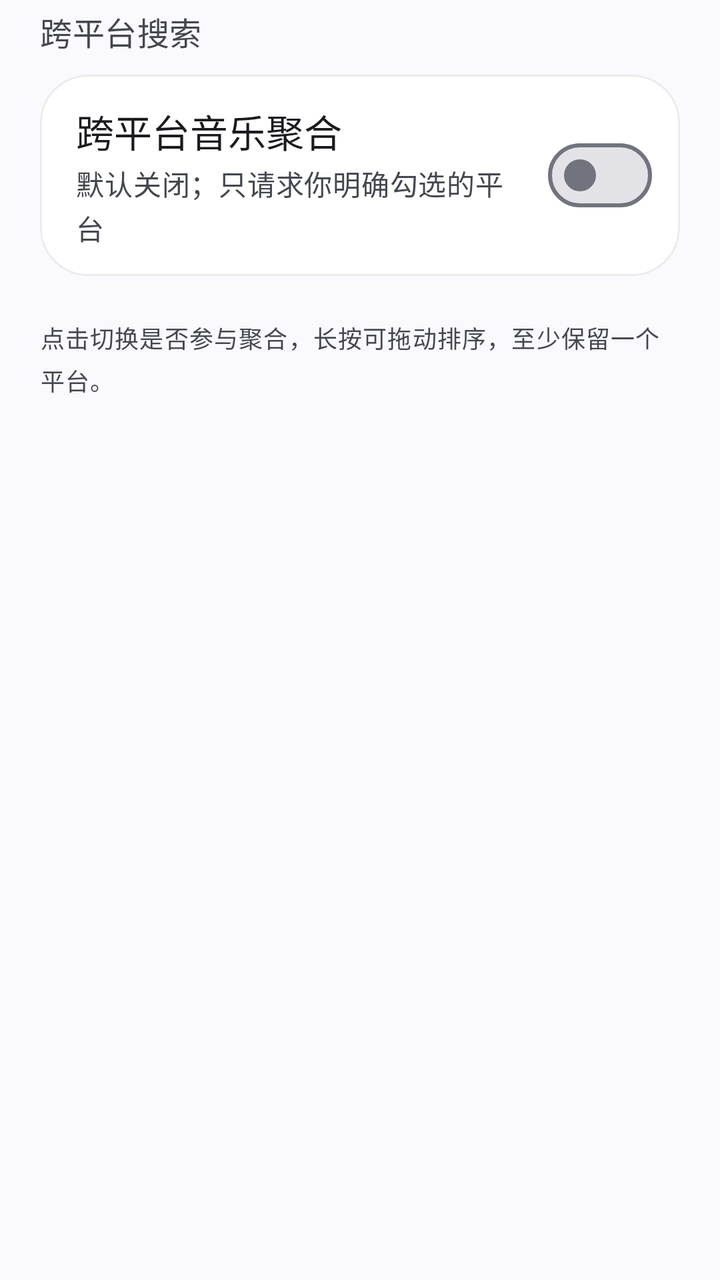
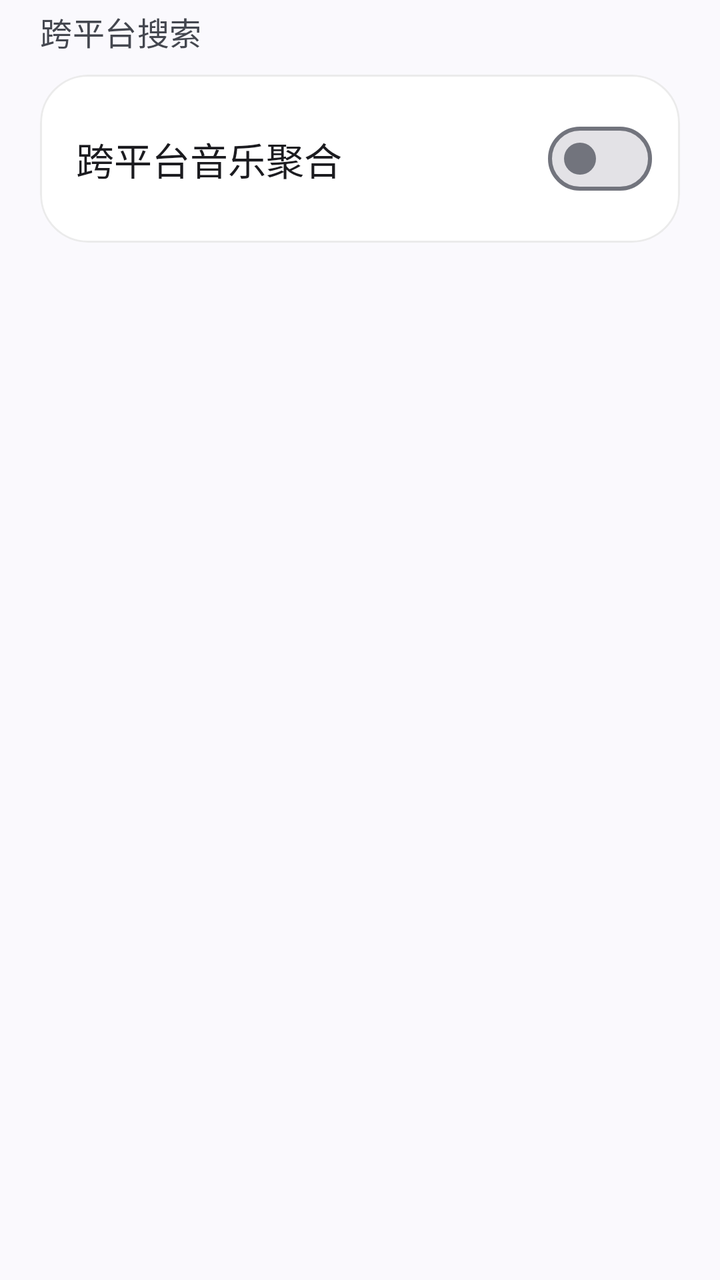

Screens rendered from an Android XML layout before and after an edit, with the pre-edit source and the edit as a unified diff.
<!-- AndroidManifest.xml: application theme Theme.QYMusic -->
<!-- res/layout/fragment_search_source.xml -->
<?xml version="1.0" encoding="utf-8"?>
<layout xmlns:android="http://schemas.android.com/apk/res/android"
    xmlns:app="http://schemas.android.com/apk/res-auto">

    <LinearLayout
        android:layout_width="match_parent"
        android:layout_height="wrap_content"
        android:orientation="vertical"
        android:paddingStart="20dp"
        android:paddingTop="4dp"
        android:paddingEnd="20dp"
        android:paddingBottom="32dp">

        <TextView
            android:layout_width="match_parent"
            android:layout_height="wrap_content"
            android:lineSpacingExtra="3dp"
            android:text="跨平台搜索"
            android:textAppearance="@style/TextAppearance.Material3.TitleMedium"
            android:textColor="?attr/colorOnSurfaceVariant" />

        <com.google.android.material.card.MaterialCardView
            style="@style/Widget.Material3.CardView.Filled"
            android:layout_width="match_parent"
            android:layout_height="wrap_content"
            android:layout_marginTop="10dp"
            app:cardBackgroundColor="@color/module_card"
            app:cardCornerRadius="24dp"
            app:cardElevation="0dp"
            app:contentPadding="0dp"
            app:strokeColor="@color/module_stroke"
            app:strokeWidth="1dp">

            <LinearLayout
                android:layout_width="match_parent"
                android:layout_height="wrap_content"
                android:gravity="center_vertical"
                android:minHeight="84dp"
                android:orientation="horizontal"
                android:paddingStart="18dp"
                android:paddingTop="14dp"
                android:paddingEnd="14dp"
                android:paddingBottom="14dp">

                <LinearLayout
                    android:layout_width="0dp"
                    android:layout_height="wrap_content"
                    android:layout_weight="1"
                    android:orientation="vertical">

                    <TextView
                        android:layout_width="match_parent"
                        android:layout_height="wrap_content"
                        android:text="跨平台音乐聚合"
                        android:textAppearance="@style/TextAppearance.Material3.TitleLarge"
                        android:textSize="19sp" />

                    <TextView
                        android:id="@+id/tv_aggregate_state"
                        android:layout_width="match_parent"
                        android:layout_height="wrap_content"
                        android:layout_marginTop="2dp"
                        android:lineSpacingExtra="2dp"
                        android:text="默认关闭；只请求你明确勾选的平台"
                        android:textAppearance="@style/TextAppearance.Material3.BodyMedium"
                        android:textColor="?attr/colorOnSurfaceVariant" />

                </LinearLayout>

                <com.google.android.material.materialswitch.MaterialSwitch
                    android:id="@+id/switch_aggregate"
                    android:layout_width="wrap_content"
                    android:layout_height="wrap_content"
                    android:layout_marginStart="12dp" />

            </LinearLayout>

        </com.google.android.material.card.MaterialCardView>

        <com.google.android.material.card.MaterialCardView
            style="@style/Widget.Material3.CardView.Filled"
            android:layout_width="match_parent"
            android:layout_height="wrap_content"
            android:layout_marginTop="10dp"
            app:cardBackgroundColor="@color/module_card"
            app:cardCornerRadius="24dp"
            app:cardElevation="0dp"
            app:contentPadding="0dp"
            app:strokeColor="@color/module_stroke"
            app:strokeWidth="1dp">

            <androidx.recyclerview.widget.RecyclerView
                android:id="@+id/rv_platforms"
                android:layout_width="match_parent"
                android:layout_height="wrap_content"
                android:nestedScrollingEnabled="false"
                android:overScrollMode="never" />

        </com.google.android.material.card.MaterialCardView>

        <TextView
            android:layout_width="match_parent"
            android:layout_height="wrap_content"
            android:layout_marginTop="12dp"
            android:lineSpacingExtra="4dp"
            android:text="点击切换是否参与聚合，长按可拖动排序，至少保留一个平台。"
            android:textAppearance="@style/TextAppearance.Material3.BodySmall"
            android:textColor="?attr/colorOnSurfaceVariant" />

    </LinearLayout>

</layout>
<!-- resources referenced by this layout -->
<resources>
  <color name="module_card">#FFFFFFFF</color>
  <color name="module_stroke">#14000000</color>
  <style name="Theme.QYMusic" parent="Theme.Material3.DynamicColors.DayNight.NoActionBar">
          
          <item name="android:statusBarColor">@android:color/transparent</item>
          <item name="android:navigationBarColor">@android:color/transparent</item>
          <item name="android:windowTranslucentStatus">false</item>
          <item name="android:windowLightStatusBar">true</item>
          <item name="android:windowLightNavigationBar" tools:targetApi="27">true</item>
          <item name="android:enforceNavigationBarContrast" tools:targetApi="29">false</item>
          
      </style>
</resources>

<!-- the commit's change to res/layout/fragment_search_source.xml (unified diff, before → after) -->
@@ -55,16 +55,6 @@
                         android:textAppearance="@style/TextAppearance.Material3.TitleLarge"
                         android:textSize="19sp" />
 
-                    <TextView
-                        android:id="@+id/tv_aggregate_state"
-                        android:layout_width="match_parent"
-                        android:layout_height="wrap_content"
-                        android:layout_marginTop="2dp"
-                        android:lineSpacingExtra="2dp"
-                        android:text="默认关闭；只请求你明确勾选的平台"
-                        android:textAppearance="@style/TextAppearance.Material3.BodyMedium"
-                        android:textColor="?attr/colorOnSurfaceVariant" />
-
                 </LinearLayout>
 
                 <com.google.android.material.materialswitch.MaterialSwitch
@@ -98,15 +88,6 @@
 
         </com.google.android.material.card.MaterialCardView>
 
-        <TextView
-            android:layout_width="match_parent"
-            android:layout_height="wrap_content"
-            android:layout_marginTop="12dp"
-            android:lineSpacingExtra="4dp"
-            android:text="点击切换是否参与聚合，长按可拖动排序，至少保留一个平台。"
-            android:textAppearance="@style/TextAppearance.Material3.BodySmall"
-            android:textColor="?attr/colorOnSurfaceVariant" />
-
     </LinearLayout>
 
 </layout>
